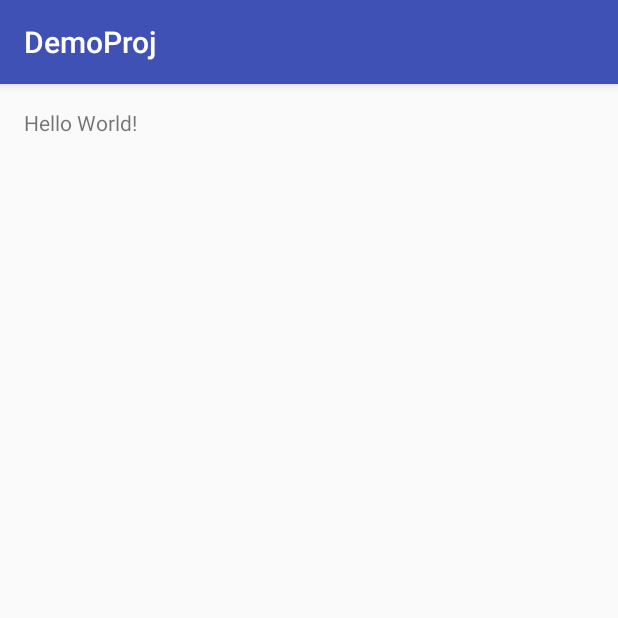
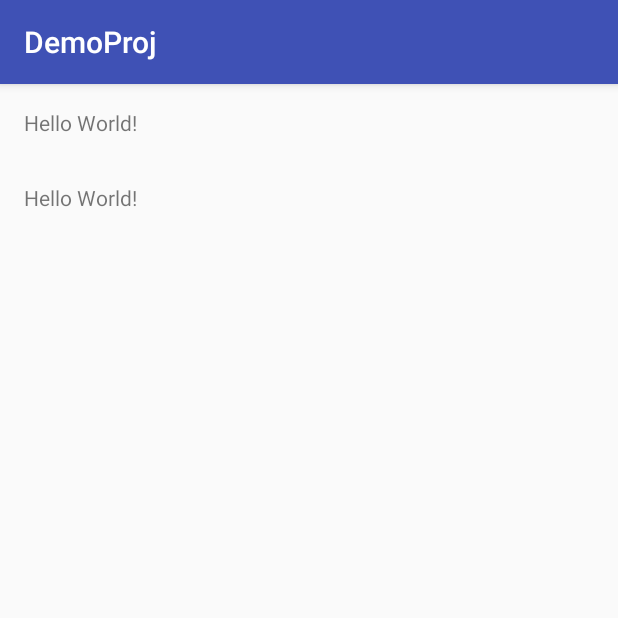
Before and after one commit to gitsgr/DemoProj, an Android app: the screen it shows after launch (MainActivity), on a phone screen of 412 x 824 dp, the top half of it. Run offline under Robolectric (Android 15) with nearby library versions, the phone set to English and light mode, and no system bars.

Commit message:
first commit sagar

```diff
--- a/app/src/main/res/layout/activity_main.xml
+++ b/app/src/main/res/layout/activity_main.xml
@@ -14,4 +14,11 @@
         android:layout_width="wrap_content"
         android:layout_height="wrap_content"
         android:text="Hello World!" />
+
+    <TextView
+        android:layout_width="wrap_content"
+        android:layout_height="wrap_content"
+        android:layout_marginTop="50dp"
+        android:text="Hello World!" />
+
 </RelativeLayout>
```
